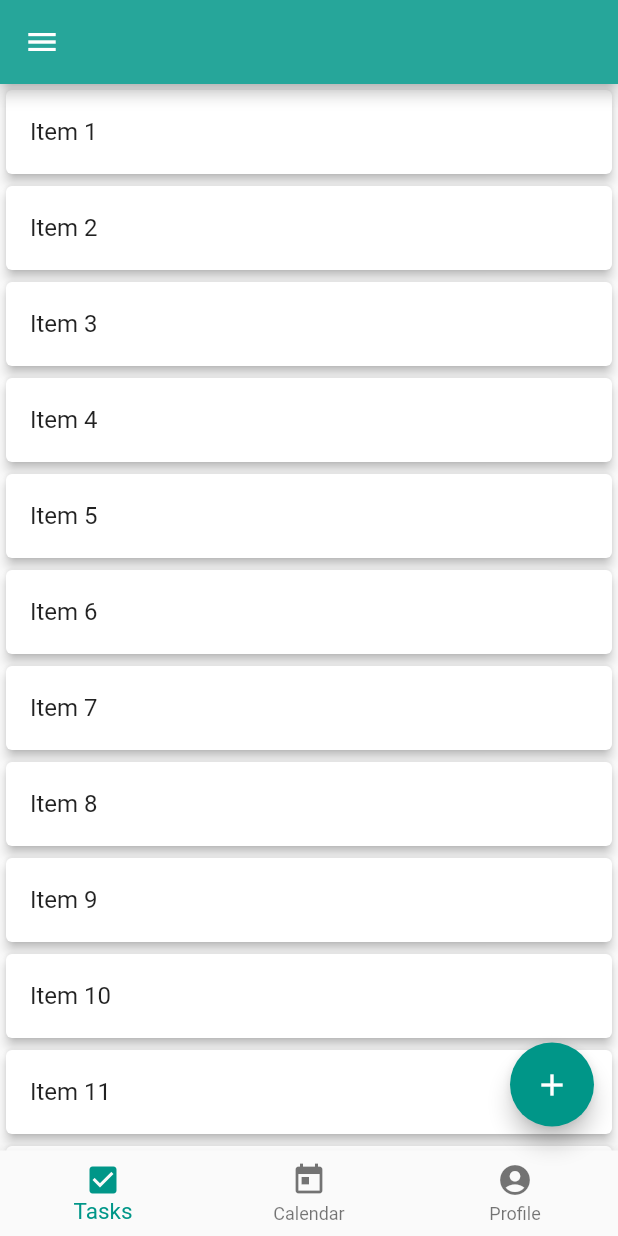
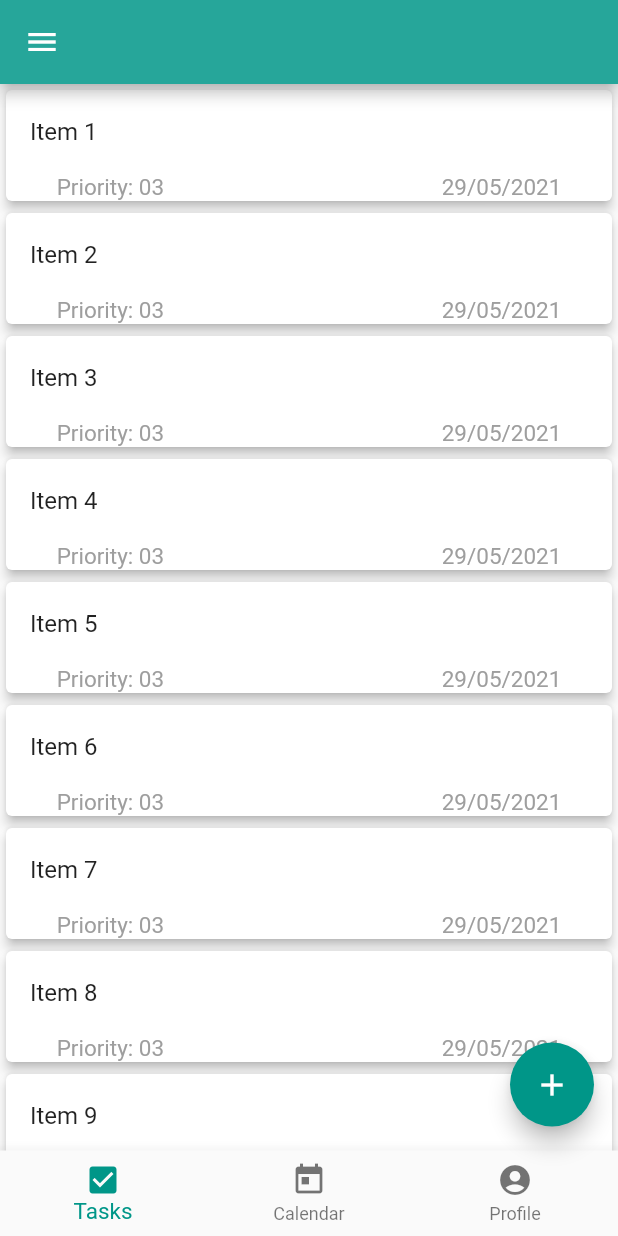
Before and after one commit to MoizesFSantos/CheckApp, a Flutter app: the screen it shows after launch, on a phone screen of 412 x 824 dp. Run offline on Flutter 3.47's test engine with Material 2 defaults, Android fonts, the phone set to English and light mode, and no system bars.

Commit message:
Update tasks.dart

```diff
--- a/check_app/lib/screens/tasks/tasks.dart
+++ b/check_app/lib/screens/tasks/tasks.dart
@@ -25,8 +25,34 @@ class _TasksState extends State<Tasks> {
             key: Key(todos[index]),
             child: Card(
               elevation: 3,
-              child: ListTile(
-                title: Text('${todos[index]}'),
+              child: Column(
+                children: [
+                  ListTile(
+                    title: Text('${todos[index]}'),
+                  ),
+                  Row(
+                   mainAxisAlignment: MainAxisAlignment.spaceAround,
+                    children: [
+                      Text(
+                        'Priority: 03',
+                        style: TextStyle(
+                          color: Colors.grey,
+                          fontSize: 15,
+                        ),
+                      ),
+                      SizedBox(
+                        width: 50,
+                      ),
+                      Text(
+                        '29/05/2021',
+                        style: TextStyle(
+                          color: Colors.grey,
+                          fontSize: 15,
+                        ),
+                      )
+                    ],
+                  )
+                ],
               ),
             ),
           );
```
